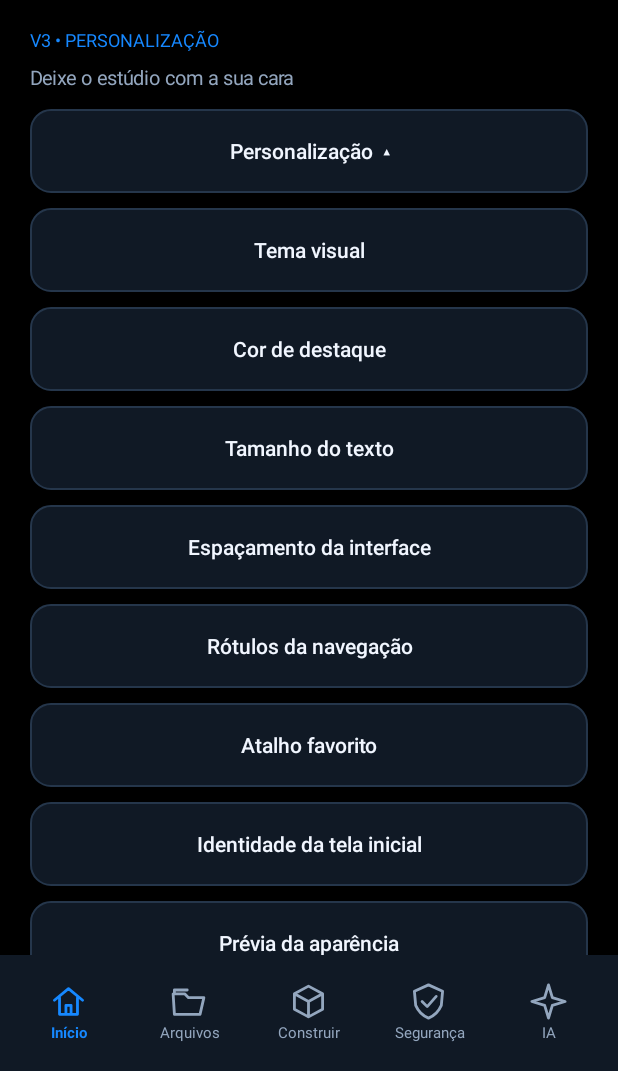
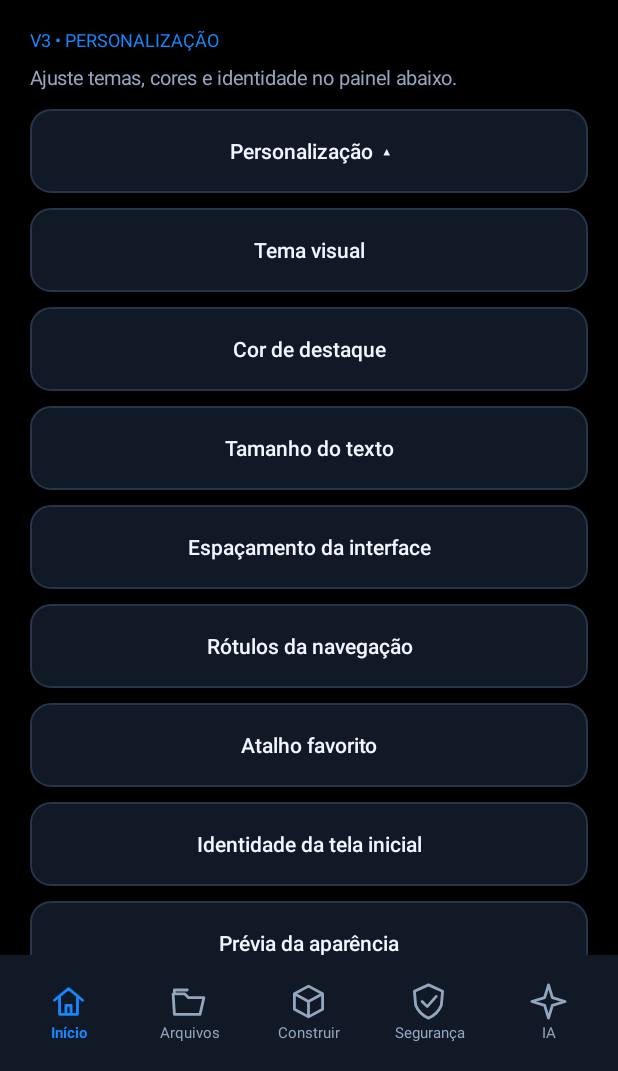
Before and after one commit to nego001/ReaDroid-Native, an Android app: the screen it shows after launch (MainActivity), after a tap on "Personalização ▾", on a phone screen of 412 x 824 dp, the part 165-1236 px from its top. Run offline under Robolectric (Android 15) with nearby library versions, the phone set to English and light mode, and no system bars.

Commit message:
style(v3): clarify expandable personalization section

```diff
--- a/app/src/main/java/com/readroid/app/MainActivity.java
+++ b/app/src/main/java/com/readroid/app/MainActivity.java
@@ -128,6 +128,7 @@ public class MainActivity extends Activity {
         customizationHint.setTextColor(NegrescoTheme.MUTED);
         customizationHint.setPadding(0, 0, 0, NegrescoTheme.dp(this, 12));
         homeSection.addView(customizationHint);
+        customizationHint.setText("Ajuste temas, cores e identidade no painel abaixo.");
         LinearLayout personalizationGroup = new LinearLayout(this);
         personalizationGroup.setOrientation(LinearLayout.VERTICAL);
         homeSection.addView(personalizationGroup);
```
